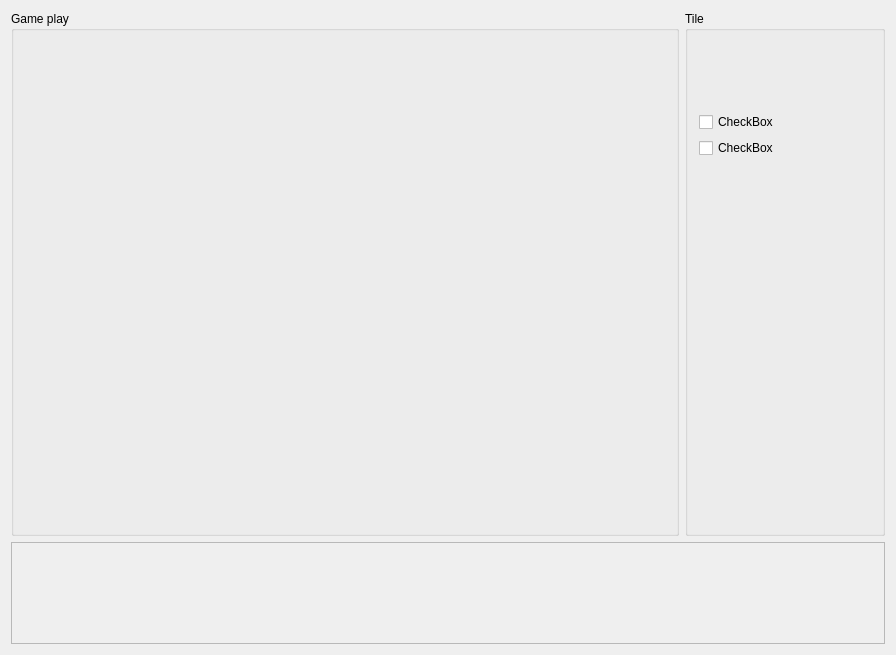
This is levelEdit/CMainWindow.ui in clebail/tilegame as Qt 5 draws it before an edit. The edited form follows.
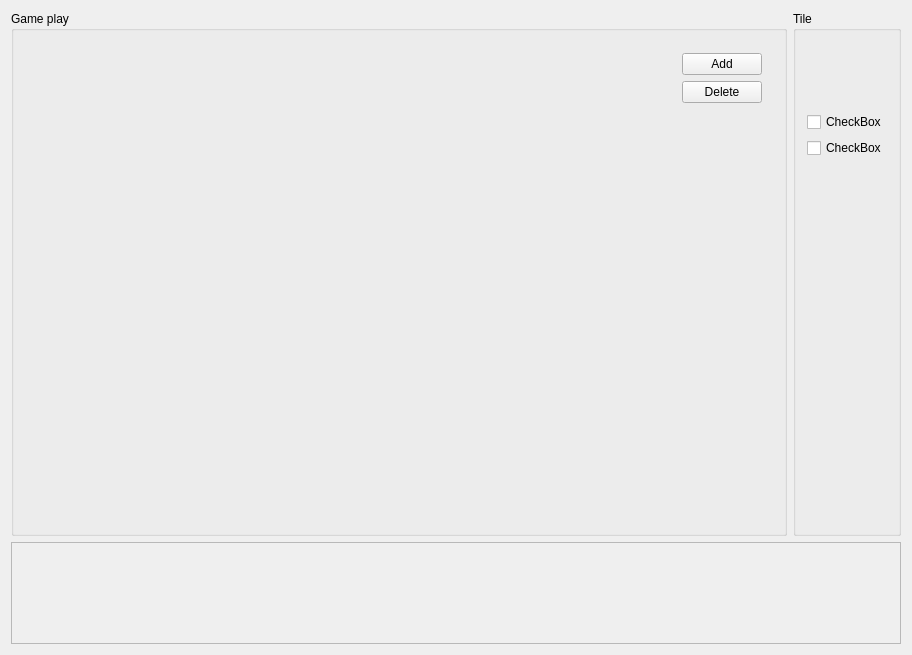
This is the edited form. Icons and pictures are not drawn. Custom widgets are drawn as their Qt base class.

```diff
--- a/levelEdit/CMainWindow.ui
+++ b/levelEdit/CMainWindow.ui
@@ -41,7 +41,7 @@
          <property name="title">
           <string>Game play</string>
          </property>
-         <layout class="QVBoxLayout" name="verticalLayout_3">
+         <layout class="QHBoxLayout" name="horizontalLayout_2">
           <item>
            <widget class="QWidget" name="widget" native="true">
             <property name="sizePolicy">
@@ -67,6 +67,39 @@
             </property>
            </widget>
           </item>
+          <item>
+           <widget class="QWidget" name="widget_3" native="true">
+            <layout class="QVBoxLayout" name="verticalLayout_3">
+             <item>
+              <widget class="QPushButton" name="pbAdd">
+               <property name="text">
+                <string>Add</string>
+               </property>
+              </widget>
+             </item>
+             <item>
+              <widget class="QPushButton" name="pbDelete">
+               <property name="text">
+                <string>Delete</string>
+               </property>
+              </widget>
+             </item>
+             <item>
+              <spacer name="verticalSpacer_2">
+               <property name="orientation">
+                <enum>Qt::Vertical</enum>
+               </property>
+               <property name="sizeHint" stdset="0">
+                <size>
+                 <width>20</width>
+                 <height>40</height>
+                </size>
+               </property>
+              </spacer>
+             </item>
+            </layout>
+           </widget>
+          </item>
          </layout>
         </widget>
        </item>
@@ -169,6 +202,12 @@
    <header>CWidgetTile.h</header>
    <container>1</container>
   </customwidget>
+  <customwidget>
+   <class>CWidgetGamePlay</class>
+   <extends>QWidget</extends>
+   <header>CWidgetGamePlay.h</header>
+   <container>1</container>
+  </customwidget>
  </customwidgets>
  <resources/>
  <connections/>
```
Left out of the diff: 6 changed lines with no effect on the pictures.
